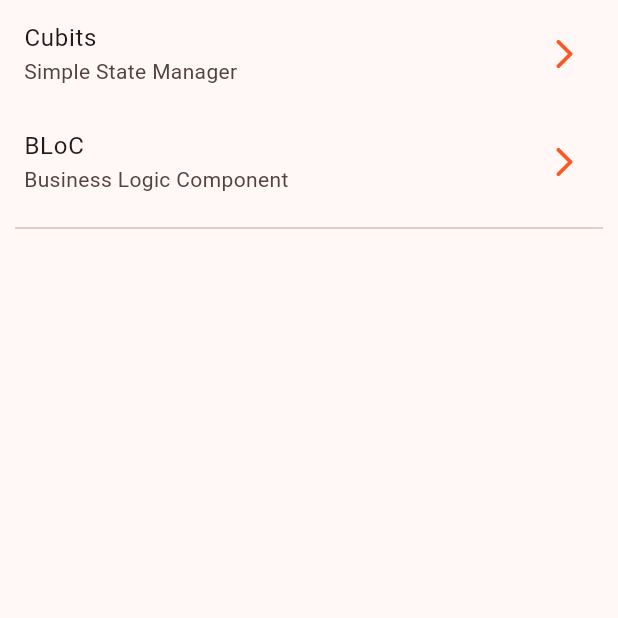
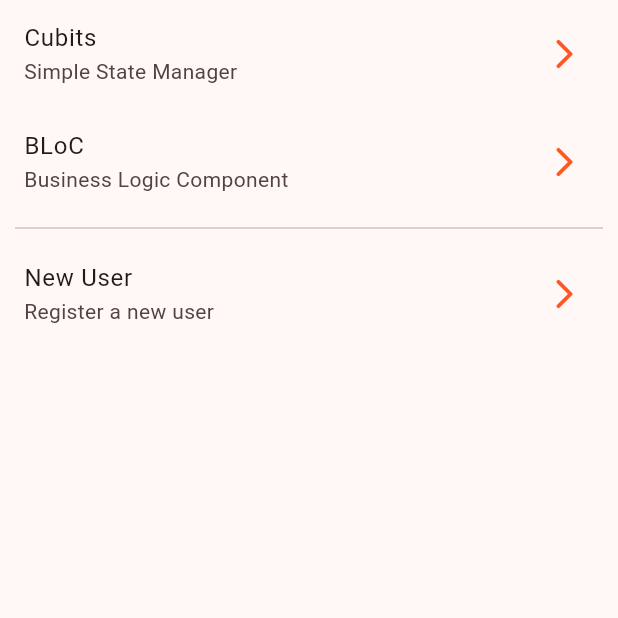
Before and after one commit to xiillii/FlutterMobileUdemy, a Flutter app: the screen it shows after launch, on a phone screen of 412 x 824 dp, the top half of it. Run offline on Flutter 3.47's test engine with Material 2 defaults, Android fonts, the phone set to English and light mode, and no system bars; our stand-ins replace animate_do, card_swiper, dio, equatable, flutter_bloc, flutter_dotenv and 4 more; accounts and stored records are empty; generated files the repository leaves out were written again.

Commit message:
FormsApp. A new screen. Register a new user

```diff
--- a/Sec019/forms_app/lib/config/router/app_router.dart
+++ b/Sec019/forms_app/lib/config/router/app_router.dart
@@ -5,4 +5,5 @@ final appRouter = GoRouter(routes: [
   GoRoute(path: '/', builder: (_, __) => const HomeScreen()),
   GoRoute(path: '/cubits', builder: (_, __) => const CubitCounterScreen()),
   GoRoute(path: '/bloc', builder: (_, __) => const BlocCounterScreen()),
+  GoRoute(path: '/register', builder: (_, __) => const RegisterScreen()),
 ]);
--- a/Sec019/forms_app/lib/presentation/screens.dart
+++ b/Sec019/forms_app/lib/presentation/screens.dart
@@ -1,3 +1,4 @@
 export 'package:forms_app/presentation/screens/cubit_counter_screen.dart';
 export 'package:forms_app/presentation/screens/bloc_counter_screen.dart';
 export 'package:forms_app/presentation/screens/home_screen.dart';
+export 'package:forms_app/presentation/screens/register_screen.dart';
--- a/Sec019/forms_app/lib/presentation/screens/home_screen.dart
+++ b/Sec019/forms_app/lib/presentation/screens/home_screen.dart
@@ -24,7 +24,13 @@ class HomeScreen extends StatelessWidget {
           const Padding(
             padding: EdgeInsets.symmetric(horizontal: 10),
             child: Divider(),
-          )
+          ),
+          ListTile(
+            title: const Text('New User'),
+            subtitle: const Text('Register a new user'),
+            trailing: const Icon(Icons.arrow_forward_ios_rounded),
+            onTap: () => {context.push('/register')},
+          ),
         ],
       ),
     );
```
Also changed, not shown: Sec019/forms_app/lib/presentation/screens/register_screen.dart (added, +22 -0 lines).
